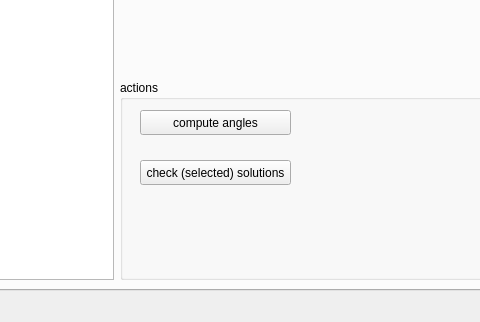
Old version of the form src/main/python/easyAMPS_maingui.ui in the repository bd-delnatan/easyAMPS; both pictures show x 226 to 706 and y 452 to 774 of the 1019 by 774 pixel window.
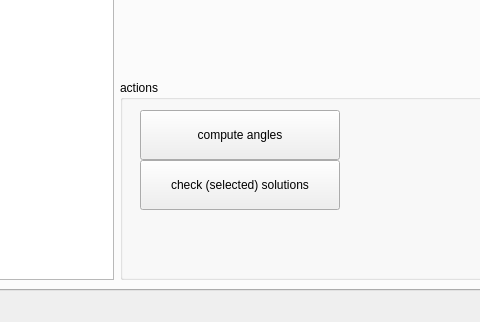
New version of the form. The open tabs and pages were chosen to show the change. Custom widgets are drawn as their Qt base class.

Patch:
```diff
--- a/src/main/python/easyAMPS_maingui.ui
+++ b/src/main/python/easyAMPS_maingui.ui
@@ -159,8 +159,8 @@
               <rect>
                <x>20</x>
                <y>30</y>
-               <width>151</width>
-               <height>25</height>
+               <width>200</width>
+               <height>50</height>
               </rect>
              </property>
              <property name="sizePolicy">
@@ -171,8 +171,8 @@
              </property>
              <property name="minimumSize">
               <size>
-               <width>150</width>
-               <height>25</height>
+               <width>200</width>
+               <height>50</height>
               </size>
              </property>
              <property name="toolTip">
@@ -187,8 +187,8 @@
               <rect>
                <x>20</x>
                <y>80</y>
-               <width>151</width>
-               <height>25</height>
+               <width>200</width>
+               <height>50</height>
               </rect>
              </property>
              <property name="sizePolicy">
@@ -199,8 +199,8 @@
              </property>
              <property name="minimumSize">
               <size>
-               <width>150</width>
-               <height>25</height>
+               <width>200</width>
+               <height>50</height>
               </size>
              </property>
              <property name="toolTip">
```
